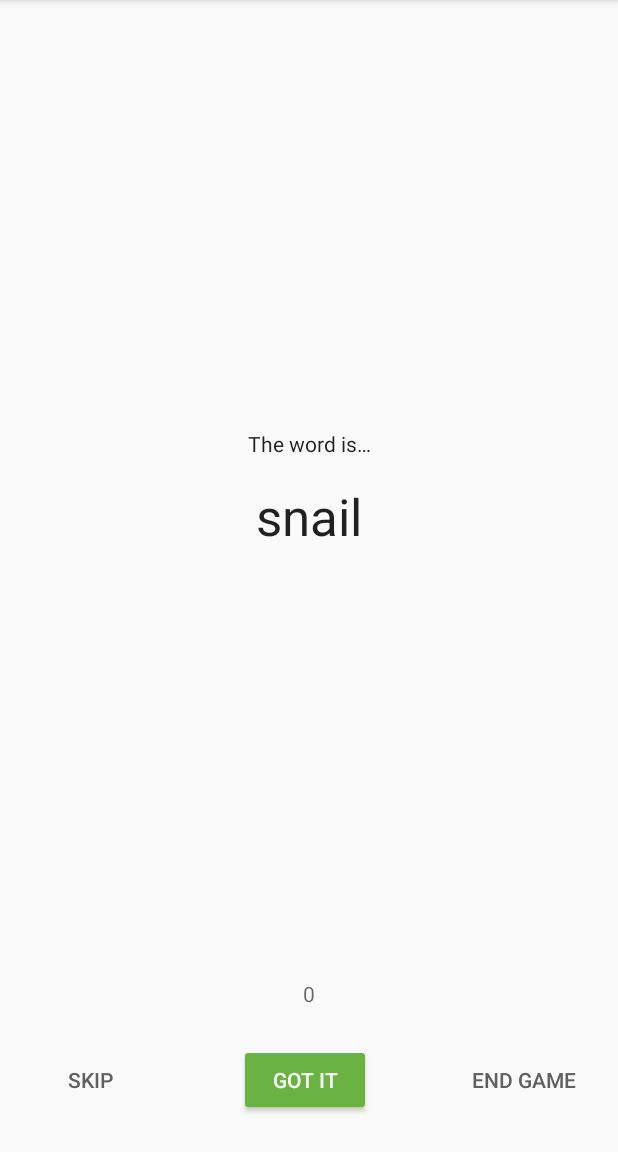
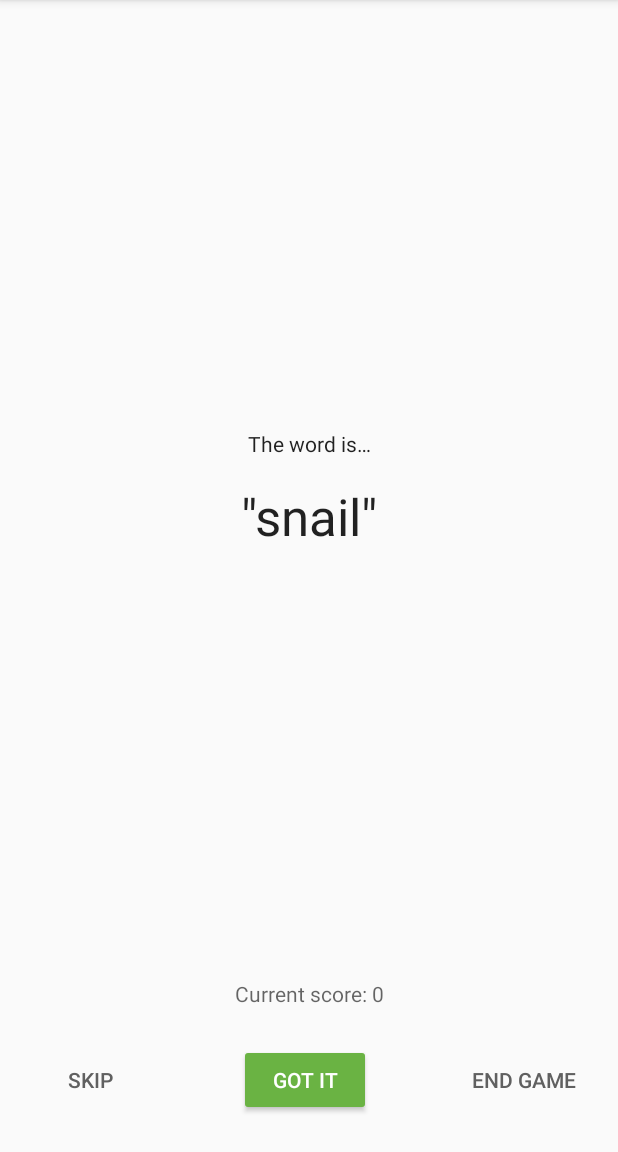
Before and after one commit to ruo2019/GuesZiWordApp, an Android app: the GameFragment screen opened through its navigation route, on a phone screen of 412 x 824 dp, the part 84-1236 px from its top. Run offline under Robolectric (Android 15) with nearby library versions, the phone set to English and light mode, and no system bars; our stand-ins replace data binding.

Commit message:
Add string formatting with data binding

```diff
--- a/app/src/main/java/com/example/android/guesstheword/screens/game/GameFragment.kt
+++ b/app/src/main/java/com/example/android/guesstheword/screens/game/GameFragment.kt
@@ -56,9 +56,6 @@ class GameFragment : Fragment() {
         binding.gameViewModel = viewModel
         binding.lifecycleOwner = viewLifecycleOwner
 
-        viewModel.score.observe(viewLifecycleOwner, Observer { newScore ->
-            binding.scoreText.text = newScore.toString()
-        })
         viewModel.eventGameFinish.observe(viewLifecycleOwner, Observer { finished ->
             if (finished) {
                 gameFinished()
--- a/app/src/main/res/layout/game_fragment.xml
+++ b/app/src/main/res/layout/game_fragment.xml
@@ -57,7 +57,7 @@
             android:textColor="@color/black_text_color"
             android:textSize="34sp"
             android:textStyle="normal"
-            android:text="@{gameViewModel.word}"
+            android:text="@{@string/quote_format(gameViewModel.word)}"
             app:layout_constraintBottom_toTopOf="@+id/score_text"
             app:layout_constraintEnd_toEndOf="parent"
             app:layout_constraintHorizontal_bias="0.5"
@@ -92,6 +92,7 @@
             android:textColor="@color/grey_text_color"
             android:textSize="14sp"
             android:textStyle="normal"
+            android:text="@{@string/score_format(gameViewModel.score)}"
             app:layout_constraintBottom_toTopOf="@+id/guideline"
             app:layout_constraintEnd_toEndOf="parent"
             app:layout_constraintStart_toStartOf="parent"
--- a/app/src/main/res/values/strings.xml
+++ b/app/src/main/res/values/strings.xml
@@ -25,4 +25,6 @@
     <string name="got_it">Got it</string>
     <string name="end_game">End game</string>
     <string name="word_is">The word is…</string>
+    <string name="quote_format">\"%s\"</string>
+    <string name="score_format">Current score: %d</string>
 </resources>
```
